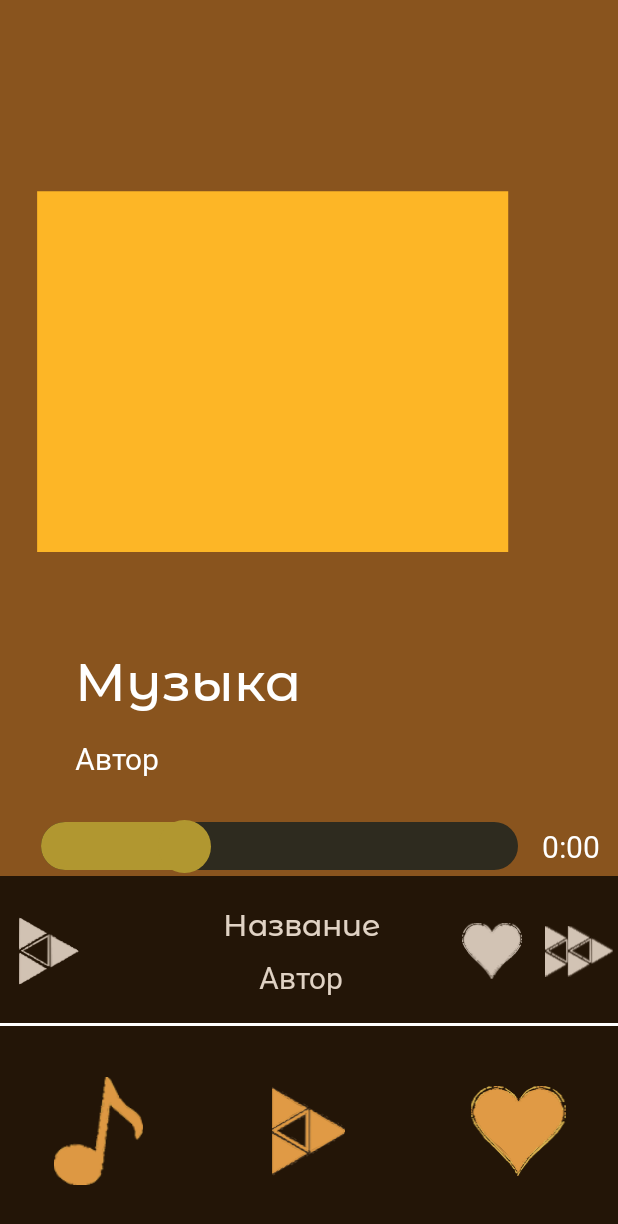
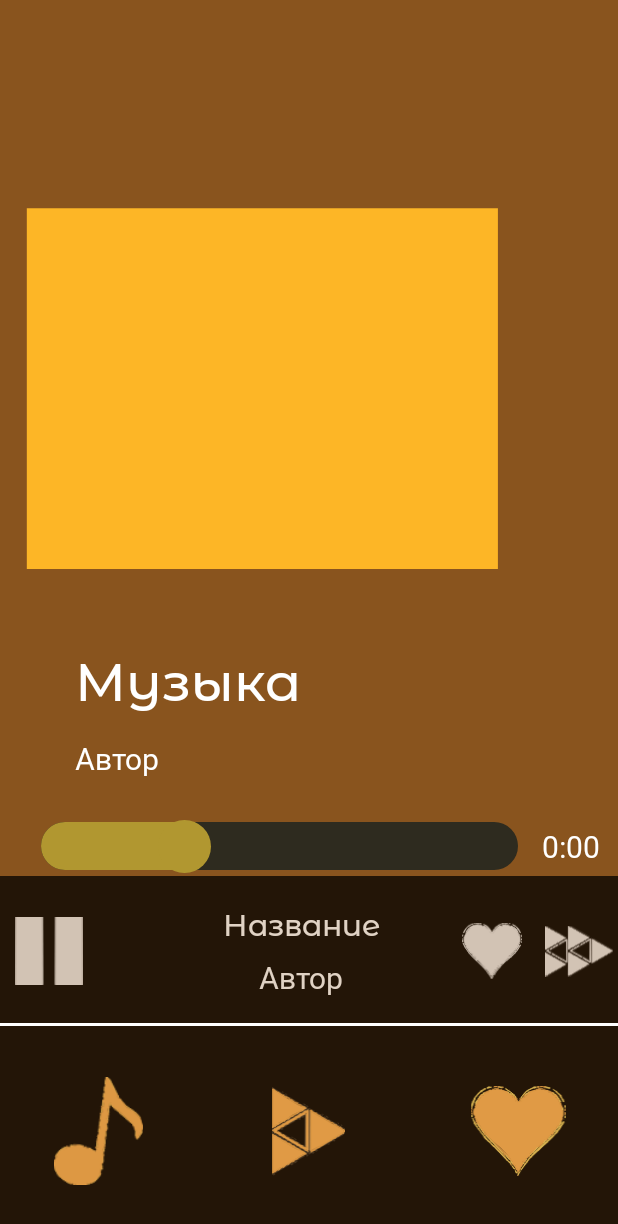
Before and after one commit to MaximLeonov821/Music_Player, an Android app: the screen it shows after launch (MainActivity), after a tap on "Музыка", on a phone screen of 412 x 824 dp. Shown: the top 1224 px of the screen. Run offline under Robolectric (Android 15) with nearby library versions, the phone set to English and light mode, and no system bars; 2 other taps on this screen came first.

Commit message:
1)Добавил новый файл с ViewModel для сохранения состояния некоторых кнопок на разных страницах; 2)В этот файл добавил общие функции: для переключения кнопки паузы на продолжить и наоборот и функцию для применения цветов этой кнопке; 3)Из-за общих функций, описанных в 3 пункте, кнопка playpuseswitcher теперь работает одновременно на PlayerFragment и ActivityFragment,куда были добавлены события смены паузы и продолжить и смены состояния цветов, корректно и одновременно изменяет состояние паузы или продолжить и цвет в зависимости от темы; 4)Также обновлен скриптовый файл;

```diff
--- a/app/build.gradle.kts
+++ b/app/build.gradle.kts
@@ -44,7 +44,7 @@
 }
 
 dependencies {
-
+    implementation("androidx.fragment:fragment-ktx:1.8.9")
     implementation(libs.lottie)
     implementation(libs.androidx.core.ktx)
     implementation(libs.androidx.appcompat)
--- a/app/src/main/java/com/example/futurepast/MainActivity.kt
+++ b/app/src/main/java/com/example/futurepast/MainActivity.kt
@@ -7,11 +7,13 @@
 import android.view.View
 import android.view.animation.Animation
 import android.view.animation.AnimationUtils
+import androidx.activity.viewModels
 import androidx.core.content.ContextCompat
 import com.example.futurepast.databinding.ActivityMainBinding
 
 class MainActivity : AppCompatActivity() {
     lateinit var binding: ActivityMainBinding
+    private val sharedPlayerViewModel: SharedPlayerViewModel by viewModels()
     private var selectedButton: View? = null
     private lateinit var scaleUp: Animation
     private lateinit var scaleDown: Animation
@@ -57,6 +59,10 @@
                 replaceFragment(FavouritesFragment(), "FAVOURITES")
             }
             selectButton(binding.HurtOrangeBtn)
+        }
+
+        binding.PlayPauseSwitcher.setOnClickListener {
+            sharedPlayerViewModel.togglePlayPause()
         }
     }
 
@@ -121,6 +127,9 @@
         binding.HurtBtn.setImageResource(ThemeManager.getHeartIconRes())
         binding.RewindRightBtn.setImageResource(ThemeManager.getRewindRightIconRes())
         binding.LineView.setBackgroundResource(ThemeManager.getBackgroundLineViewColorRes())
+        sharedPlayerViewModel.isPlaying.observe(this) {
+            binding.PlayPauseSwitcher.setImageResource(sharedPlayerViewModel.getCurrentIconRes())
+        }
 
         ThemeManager.applyToAllTextViews(binding.root) { textView ->
             textView.setTextColor(ContextCompat.getColor(textView.context, ThemeManager.getTextsColorRes()))
--- a/app/src/main/java/com/example/futurepast/PlayerFragment.kt
+++ b/app/src/main/java/com/example/futurepast/PlayerFragment.kt
@@ -6,6 +6,7 @@
 import android.view.View
 import android.view.ViewGroup
 import androidx.core.content.ContextCompat
+import androidx.fragment.app.activityViewModels
 import com.example.futurepast.databinding.FragmentPlayerBinding
 import com.airbnb.lottie.LottieAnimationView
 
@@ -13,8 +14,7 @@
 
     private var _binding: FragmentPlayerBinding? = null
     private val binding get() = _binding!!
-
-    private var isPlaying = true
+    private val sharedPlayerViewModel: SharedPlayerViewModel by activityViewModels()
 
     override fun onCreateView(
         inflater: LayoutInflater, container: ViewGroup?,
@@ -27,13 +27,10 @@
     override fun onViewCreated(view: View, savedInstanceState: Bundle?) {
         super.onViewCreated(view, savedInstanceState)
         applyTheme()
-
         binding.PlayPauseSwitcher.setOnClickListener {
-            isPlaying = !isPlaying
-            updatePlayPauseButton()
+            sharedPlayerViewModel.togglePlayPause()
         }
     }
-
 
     fun applyTheme() {
         binding.PlayerContainer.setBackgroundResource(ThemeManager.getBackgroundColorRes())
@@ -41,6 +38,9 @@
         binding.RewindBackBtn?.setImageResource(ThemeManager.getRewindBackIconRes())
         binding.RewindRightBtn?.setImageResource(ThemeManager.getRewindRightIconRes())
         binding.HurtBtn?.setImageResource(ThemeManager.getHeartIconRes())
+        sharedPlayerViewModel.isPlaying.observe(viewLifecycleOwner) {
+            binding.PlayPauseSwitcher.setImageResource(sharedPlayerViewModel.getCurrentIconRes())
+        }
 
         val coverRes = ThemeManager.getCoverBackgroundPlayerIconRes()
         if (ThemeManager.isCoverAnimation()) {
@@ -62,16 +62,6 @@
             textView.setTextColor(ContextCompat.getColor(textView.context, ThemeManager.getTextsColorRes()))
         }
 
-        updatePlayPauseButton()
-    }
-
-    private fun updatePlayPauseButton() {
-        val iconRes = if (isPlaying) {
-            ThemeManager.getPlayIconRes()
-        } else {
-            ThemeManager.getPauseIconRes()
-        }
-        binding.PlayPauseSwitcher.setImageResource(iconRes)
     }
 
     override fun onDestroyView() {
--- /dev/null
+++ b/app/src/main/java/com/example/futurepast/SharedPlayerViewModel.kt
@@ -0,0 +1,20 @@
+package com.example.futurepast
+
+import androidx.lifecycle.LiveData
+import androidx.lifecycle.MutableLiveData
+import androidx.lifecycle.ViewModel
+
+class SharedPlayerViewModel : ViewModel() {
+    private val _isPlaying = MutableLiveData(true)
+
+    val isPlaying: LiveData<Boolean> get() = _isPlaying
+
+    fun togglePlayPause() {
+        _isPlaying.value = !(_isPlaying.value ?: true)
+    }
+
+    fun getCurrentIconRes(): Int {
+        return if (_isPlaying.value == true) ThemeManager.getPlayIconRes()
+        else ThemeManager.getPauseIconRes()
+    }
+}
```
